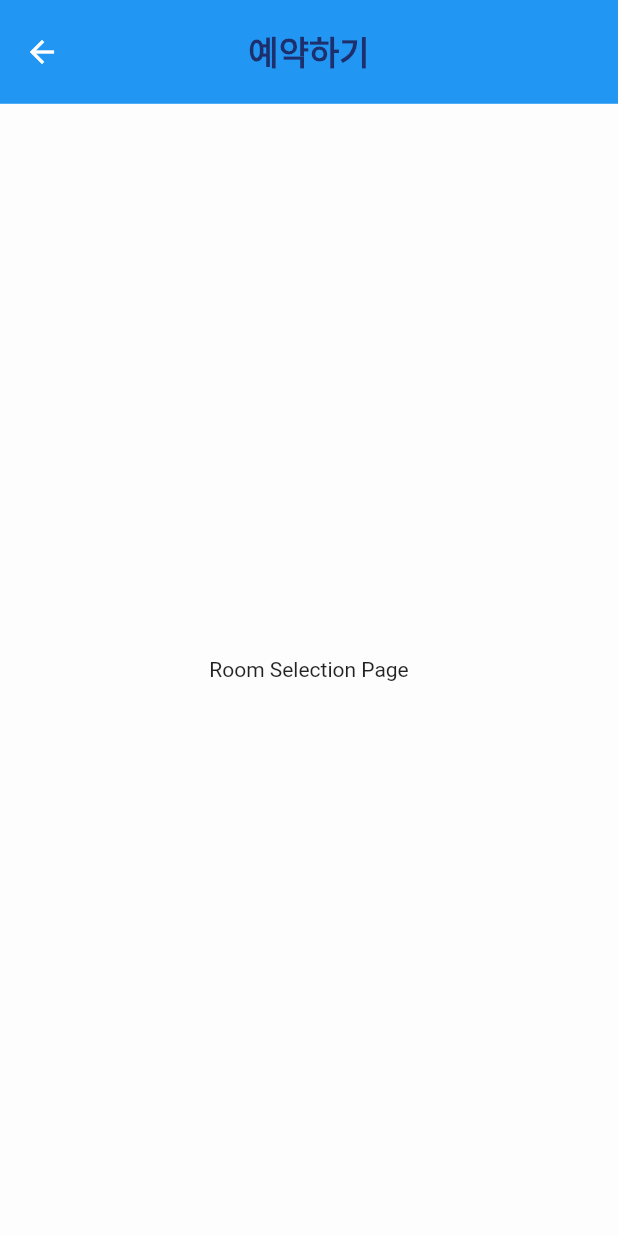
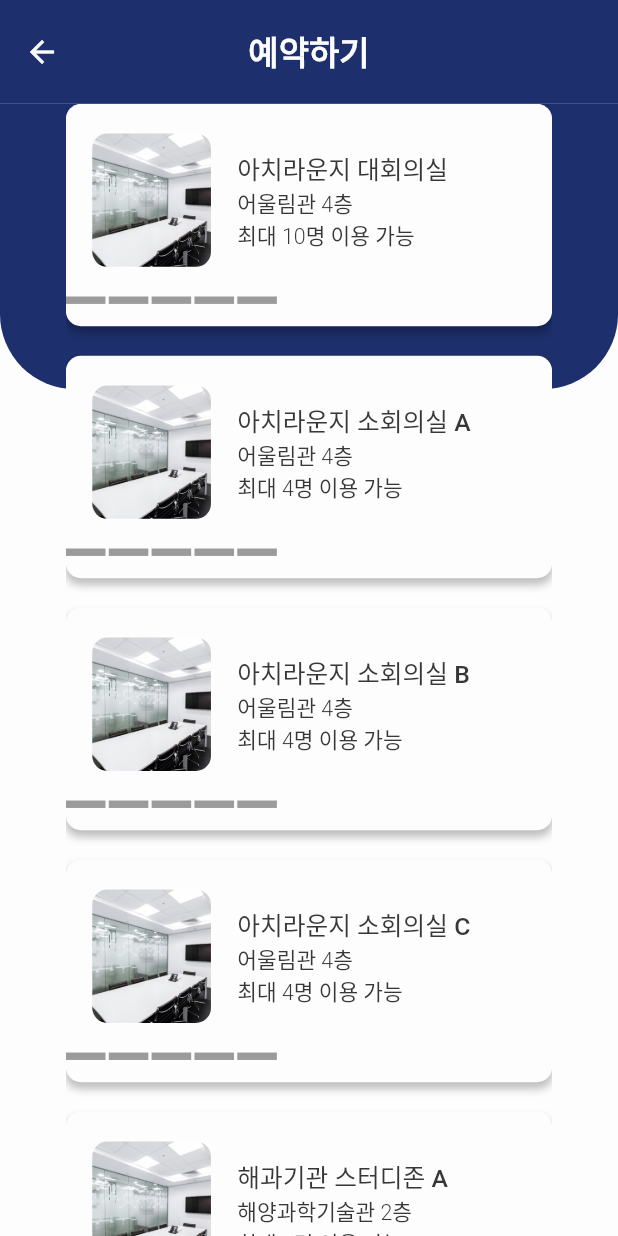
Before and after one commit to atfsong/today-my-school-final, a Flutter app: the RoomSelectPage screen opened by its route, on a phone screen of 412 x 824 dp. Run offline on Flutter 3.47's test engine with Material 2 defaults, Android fonts, the phone set to English and light mode, and no system bars; our stand-ins replace cloud_firestore, firebase_auth, firebase_core, flutter_screenutil, shared_preferences, table_calendar; accounts and stored records are empty.

Commit message:
💄 예약 장소 선택 페이지 레이아웃 생성

```diff
--- a/lib/pages/room_select.dart
+++ b/lib/pages/room_select.dart
@@ -1,19 +1,201 @@
 import 'package:flutter/material.dart';
+import 'package:flutter_screenutil/flutter_screenutil.dart';
+import 'package:today_my_school_final/samples/room.dart';
+import 'package:today_my_school_final/style.dart';
 
-class RoomSelectPage extends StatelessWidget {
+class RoomSelectPage extends StatefulWidget {
   const RoomSelectPage({super.key});
 
+  @override
+  State<RoomSelectPage> createState() => _RoomSelectPageState();
+}
+
+class _RoomSelectPageState extends State<RoomSelectPage> {
   @override
   Widget build(BuildContext context) {
     return Scaffold(
       appBar: AppBar(
-        title: const Text('예약하기'),
+        backgroundColor: ColorPalette.blue,
+        foregroundColor: ColorPalette.white,
+        title: const Text(
+          '예약하기',
+          style: TextStyle(color: ColorPalette.white),
+        ),
       ),
-      body: const SafeArea(
+      body: SafeArea(
+        bottom: false,
         child: Center(
-          child: Text('Room Selection Page'),
+          child: Stack(
+            alignment: AlignmentDirectional.topCenter,
+            clipBehavior: Clip.none,
+            children: [
+              Container(
+                width: MediaQuery.of(context).size.width,
+                height: 154.h,
+                decoration: const BoxDecoration(
+                  color: ColorPalette.blue,
+                  borderRadius: BorderRadius.vertical(
+                    top: Radius.zero,
+                    bottom: Radius.circular(50),
+                  ),
+                ),
+              ),
+              Positioned(
+                child: Padding(
+                  padding: EdgeInsets.symmetric(horizontal: 40.w),
+                  child: ListView.separated(
+                    separatorBuilder: (context, index) {
+                      return SizedBox(
+                        height: 16.h,
+                      );
+                    },
+                    itemCount: rooms.length,
+                    itemBuilder: (context, index) {
+                      return ReservationStatusCard(
+                        place: rooms[index].place,
+                        location: rooms[index].location,
+                        maxCapacity: rooms[index].maxCapacity,
+                        image: rooms[index].image,
+                        isAvailable: const {
+                          '1': 'true',
+                          '2': 'true',
+                          '3': 'false',
+                          '4': 'false',
+                          '5': 'true',
+                        },
+                      );
+                    },
+                  ),
+                ),
+              ),
+            ],
+          ),
         ),
       ),
     );
   }
 }
+
+class ReservationStatusCard extends StatefulWidget {
+  final String place;
+  final String location;
+  final int maxCapacity;
+  final String image;
+  Map isAvailable;
+
+  ReservationStatusCard({
+    super.key,
+    required this.place,
+    required this.location,
+    required this.maxCapacity,
+    required this.image,
+    required this.isAvailable,
+  });
+
+  @override
+  State<ReservationStatusCard> createState() => _ReservationStatusCardState();
+}
+
+class _ReservationStatusCardState extends State<ReservationStatusCard> {
+  @override
+  Widget build(BuildContext context) {
+    return Container(
+      height: 120.h,
+      decoration: BoxDecoration(
+        color: ColorPalette.white,
+        borderRadius: BorderRadius.circular(10),
+        boxShadow: const <BoxShadow>[
+          BoxShadow(
+            color: Color.fromRGBO(0, 0, 0, 0.25),
+            offset: Offset(0, 4),
+            blurRadius: 4,
+            spreadRadius: 0,
+          ),
+        ],
+      ),
+      child: Column(
+        children: [
+          Row(
+            children: [
+              Padding(
+                padding: EdgeInsets.symmetric(horizontal: 16.w, vertical: 16.h),
+                child: ClipRRect(
+                  borderRadius: BorderRadius.circular(10),
+                  child: SizedBox(
+                    width: 72.w,
+                    height: 72.h,
+                    child: Image.asset(
+                      widget.image,
+                      fit: BoxFit.fitHeight,
+                    ),
+                  ),
+                ),
+              ),
+              Column(
+                mainAxisAlignment: MainAxisAlignment.center,
+                crossAxisAlignment: CrossAxisAlignment.start,
+                children: [
+                  Text(
+                    widget.place,
+                    style: TextStyleSet.medium15,
+                  ),
+                  Text(
+                    widget.location,
+                    style: TextStyleSet.light13,
+                  ),
+                  Text(
+                    '최대 ${widget.maxCapacity}명 이용 가능',
+                    style: TextStyleSet.light13,
+                  ),
+                ],
+              ),
+            ],
+          ),
+          SizedBox(
+            height: 4.h,
+            child: ListView.separated(
+              scrollDirection: Axis.horizontal,
+              separatorBuilder: (context, index) {
+                return SizedBox(width: 2.w);
+              },
+              itemCount: widget.isAvailable.length,
+              itemBuilder: (context, index) {
+                for (var value in widget.isAvailable.values) {
+                  if (value == 'true') {
+                    StatusBar(
+                      color: ColorPalette.green,
+                    );
+                  }
+                  return StatusBar(
+                    color: ColorPalette.grey,
+                  );
+                }
+                return null;
+              },
+            ),
+          ),
+        ],
+      ),
+    );
+  }
+}
+
+class StatusBar extends StatelessWidget {
+  Color color;
+
+  StatusBar({
+    super.key,
+    required this.color,
+  });
+
+  @override
+  Widget build(BuildContext context) {
+    return Container(
+      width: 24.w,
+      height: 4.h,
+      decoration: BoxDecoration(
+        color: color,
+      ),
+    );
+  }
+}
```
